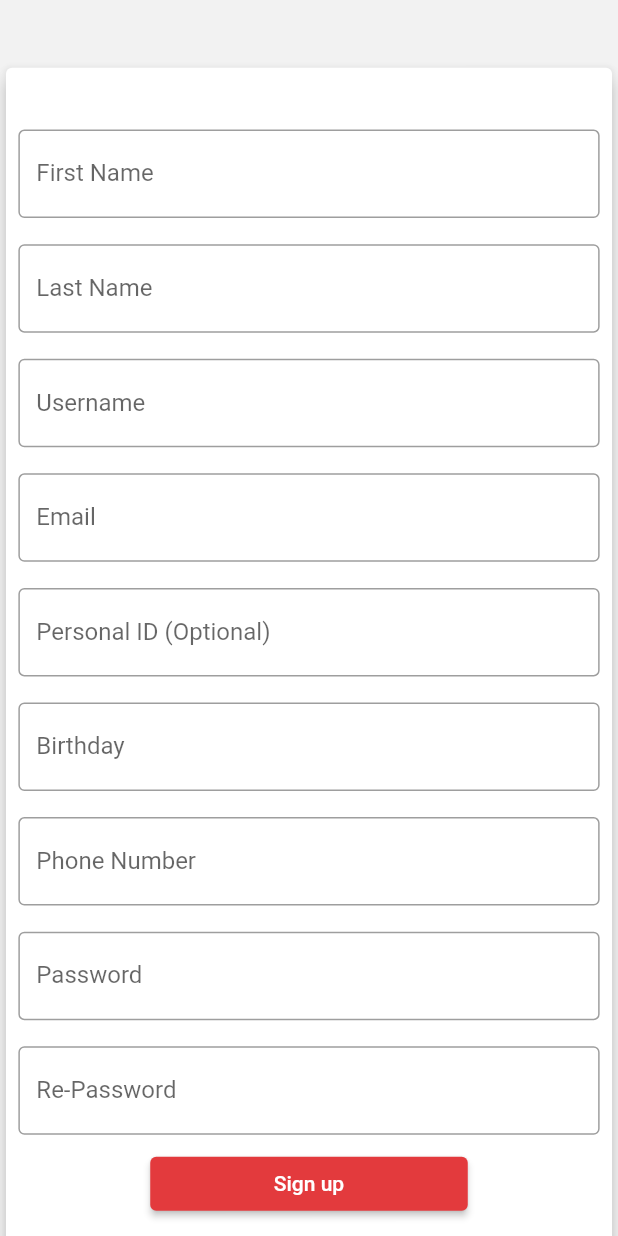
After one commit to MahmoudElmaghraby/golden_talent_flutter_app, a Flutter app: the RegisterScreen screen opened directly, on a phone screen of 412 x 824 dp. The commit adds this screen. Run offline on Flutter 3.47's test engine with Material 2 defaults, Android fonts, the phone set to English and light mode, and no system bars; our stand-ins replace flutter_datetime_picker.

Commit message:
finsh login and register screens

```diff
--- /dev/null
+++ b/lib/screens/register_screen.dart
@@ -0,0 +1,139 @@
+import 'package:flutter/material.dart';
+import 'package:flutter_datetime_picker/flutter_datetime_picker.dart';
+import 'package:golden_talent/screens/home_screen.dart';
+
+class RegisterScreen extends StatelessWidget {
+  @override
+  Widget build(BuildContext context) {
+    final _screenWidth = MediaQuery.of(context).size.width; //360
+    final _screenHeight = MediaQuery.of(context).size.height; //760
+
+    var _birthdayController = TextEditingController();
+
+    return Scaffold(
+      backgroundColor: Color.fromRGBO(242, 242, 242, 1),
+      body: SingleChildScrollView(
+        padding: EdgeInsets.only(top: _screenHeight * 0.05),
+        child: Column(
+          children: [
+            Card(
+              elevation: 5,
+              color: Colors.white,
+              child: Padding(
+                padding: EdgeInsets.only(
+                  left: _screenWidth * 0.02,
+                  right: _screenWidth * 0.02,
+                  top: _screenHeight * 0.05,
+                  bottom: _screenHeight * 0.05,
+                ),
+                child: Column(
+                  children: [
+                    TextField(
+                      decoration: InputDecoration(
+                        border: OutlineInputBorder(),
+                        labelText: 'First Name',
+                      ),
+                    ),
+                    SizedBox(height: _screenHeight * 0.0211), //16
+                    TextField(
+                      decoration: InputDecoration(
+                        border: OutlineInputBorder(),
+                        labelText: 'Last Name',
+                      ),
+                    ),
+                    SizedBox(height: _screenHeight * 0.0211), //16
+                    TextField(
+                      decoration: InputDecoration(
+                        border: OutlineInputBorder(),
+                        labelText: 'Username',
+                      ),
+                    ),
+
+                    SizedBox(height: _screenHeight * 0.0211), //16
+                    TextField(
+                      keyboardType: TextInputType.emailAddress,
+                      decoration: InputDecoration(
+                        border: OutlineInputBorder(),
+                        labelText: 'Email',
+                      ),
+                    ),
+                    SizedBox(height: _screenHeight * 0.0211), //16
+                    TextField(
+                      decoration: InputDecoration(
+                        border: OutlineInputBorder(),
+                        labelText: 'Personal ID (Optional)',
+                      ),
+                    ),
+                    SizedBox(height: _screenHeight * 0.0211), //16
+                    TextField(
+                      controller: _birthdayController,
+                      onTap: () {
+                        DatePicker.showDatePicker(
+                          context,
+                          showTitleActions: true,
+                          minTime: DateTime(1950, 3, 5),
+                          maxTime: DateTime(2015, 6, 7),
+                          onConfirm: (date) {
+                            _birthdayController.text =
+                                '${date.year} - ${date.month} - ${date.day}';
+                          },
+                          currentTime: DateTime.now(),
+                          locale: LocaleType.en,
+                        );
+                      },
+                      decoration: InputDecoration(
+                        border: OutlineInputBorder(),
+                        labelText: 'Birthday',
+                      ),
+                    ),
+                    SizedBox(height: _screenHeight * 0.0211), //16
+                    TextField(
+                      keyboardType: TextInputType.phone,
+                      decoration: InputDecoration(
+                        border: OutlineInputBorder(),
+                        labelText: 'Phone Number',
+                      ),
+                    ),
+                    SizedBox(height: _screenHeight * 0.0211), //16
+                    TextField(
+                      obscureText: true,
+                      decoration: InputDecoration(
+                        border: OutlineInputBorder(),
+                        labelText: 'Password',
+                      ),
+                    ),
+                    SizedBox(height: _screenHeight * 0.0211), //16
+                    TextField(
+                      obscureText: true,
+                      decoration: InputDecoration(
+                        border: OutlineInputBorder(),
+                        labelText: 'Re-Password',
+                      ),
+                    ),
+                    SizedBox(height: _screenHeight * 0.0105), //8
+                    ElevatedButton(
+                      style: ElevatedButton.styleFrom(
+                        primary: Color.fromRGBO(227, 58, 61, 1),
+                        padding: EdgeInsets.symmetric(
+                            horizontal: _screenWidth * 0.2),
+                      ),
+                      child: Text('Sign up'),
+                      onPressed: () {
+                        return Navigator.of(context).push(
+                          MaterialPageRoute(
+                            builder: (_) => HomeScreen(),
+                          ),
+                        );
+                      },
+                    ),
+                    SizedBox(height: _screenHeight * 0.0105), //8
+                  ],
+                ),
+              ),
+            ),
+          ],
+        ),
+      ),
+    );
+  }
+}
--- a/pubspec.yaml
+++ b/pubspec.yaml
@@ -28,6 +28,7 @@ dependencies:
   # The following adds the Cupertino Icons font to your application.
   # Use with the CupertinoIcons class for iOS style icons.
   cupertino_icons: ^1.0.2
+  flutter_datetime_picker: ^1.5.1
 
 dev_dependencies:
   flutter_test:
```
Also changed, not shown: lib/screens/home_screen.dart (added, +10 -0 lines), lib/screens/login_screen.dart (+40 -22 lines), pubspec.lock.
